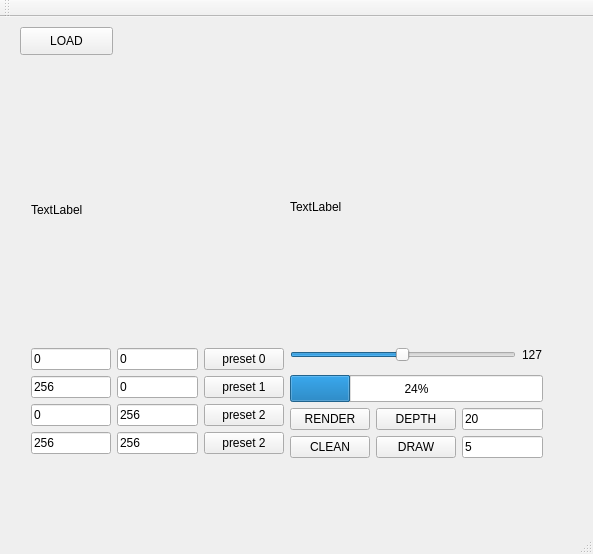
Old version of the form mainwindow.ui in the repository kvad-17/img-polygonizer.
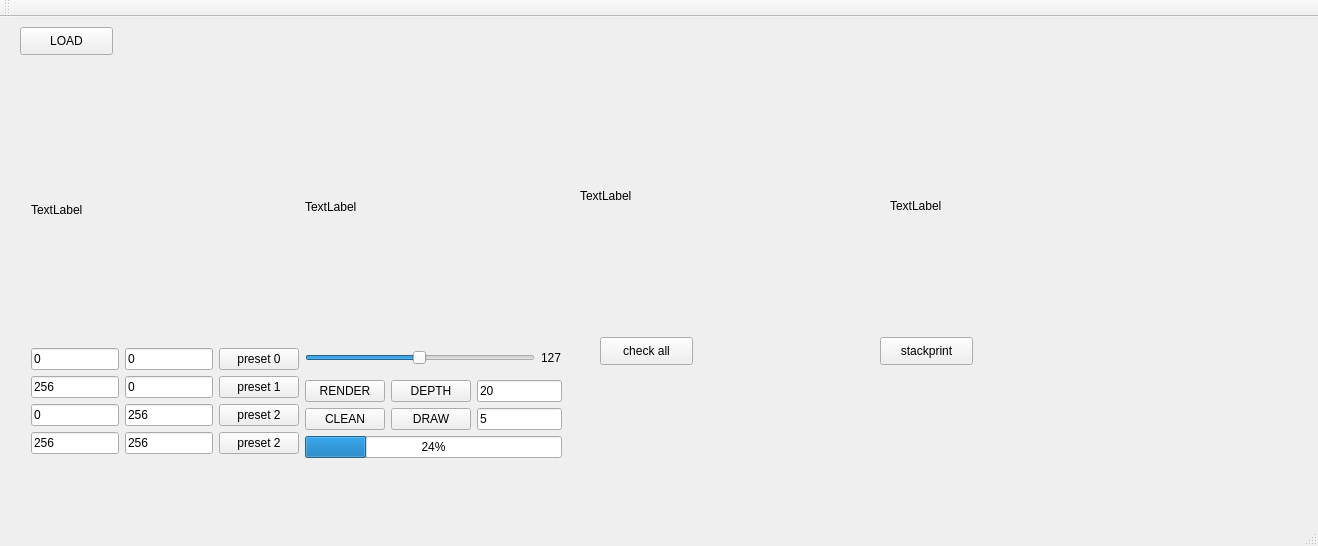
New version of the form. Custom widgets are drawn as their Qt base class.

Patch:
```diff
--- a/mainwindow.ui
+++ b/mainwindow.ui
@@ -6,8 +6,8 @@
    <rect>
     <x>0</x>
     <y>0</y>
-    <width>593</width>
-    <height>554</height>
+    <width>1318</width>
+    <height>546</height>
    </rect>
   </property>
   <property name="windowTitle">
@@ -27,12 +27,88 @@
      <string>LOAD</string>
     </property>
    </widget>
+   <widget class="QLabel" name="outLabel">
+    <property name="geometry">
+     <rect>
+      <x>580</x>
+      <y>50</y>
+      <width>257</width>
+      <height>257</height>
+     </rect>
+    </property>
+    <property name="sizePolicy">
+     <sizepolicy hsizetype="Fixed" vsizetype="Fixed">
+      <horstretch>0</horstretch>
+      <verstretch>0</verstretch>
+     </sizepolicy>
+    </property>
+    <property name="minimumSize">
+     <size>
+      <width>257</width>
+      <height>257</height>
+     </size>
+    </property>
+    <property name="text">
+     <string>TextLabel</string>
+    </property>
+   </widget>
+   <widget class="QPushButton" name="pushButton_checkall">
+    <property name="geometry">
+     <rect>
+      <x>600</x>
+      <y>320</y>
+      <width>93</width>
+      <height>28</height>
+     </rect>
+    </property>
+    <property name="text">
+     <string>check all</string>
+    </property>
+   </widget>
+   <widget class="QLabel" name="outLabel_stack">
+    <property name="geometry">
+     <rect>
+      <x>890</x>
+      <y>60</y>
+      <width>257</width>
+      <height>257</height>
+     </rect>
+    </property>
+    <property name="sizePolicy">
+     <sizepolicy hsizetype="Fixed" vsizetype="Fixed">
+      <horstretch>0</horstretch>
+      <verstretch>0</verstretch>
+     </sizepolicy>
+    </property>
+    <property name="minimumSize">
+     <size>
+      <width>257</width>
+      <height>257</height>
+     </size>
+    </property>
+    <property name="text">
+     <string>TextLabel</string>
+    </property>
+   </widget>
+   <widget class="QPushButton" name="pushButton_stackprint">
+    <property name="geometry">
+     <rect>
+      <x>880</x>
+      <y>320</y>
+      <width>93</width>
+      <height>28</height>
+     </rect>
+    </property>
+    <property name="text">
+     <string>stackprint</string>
+    </property>
+   </widget>
    <widget class="QWidget" name="">
     <property name="geometry">
      <rect>
       <x>20</x>
       <y>50</y>
-      <width>534</width>
+      <width>553</width>
       <height>402</height>
      </rect>
     </property>
@@ -217,19 +293,6 @@
          </item>
         </layout>
        </item>
-       <item>
-        <widget class="QProgressBar" name="progressBar">
-         <property name="maximumSize">
-          <size>
-           <width>16777215</width>
-           <height>257</height>
-          </size>
-         </property>
-         <property name="value">
-          <number>24</number>
-         </property>
-        </widget>
-       </item>
        <item>
         <layout class="QGridLayout" name="gridLayout">
          <item row="0" column="0">
@@ -274,6 +337,19 @@
            </property>
           </widget>
          </item>
+         <item row="2" column="0" colspan="3">
+          <widget class="QProgressBar" name="progressBar">
+           <property name="maximumSize">
+            <size>
+             <width>16777215</width>
+             <height>257</height>
+            </size>
+           </property>
+           <property name="value">
+            <number>24</number>
+           </property>
+          </widget>
+         </item>
         </layout>
        </item>
       </layout>
```
Left out of the diff: 4 changed lines with no effect on the pictures.
